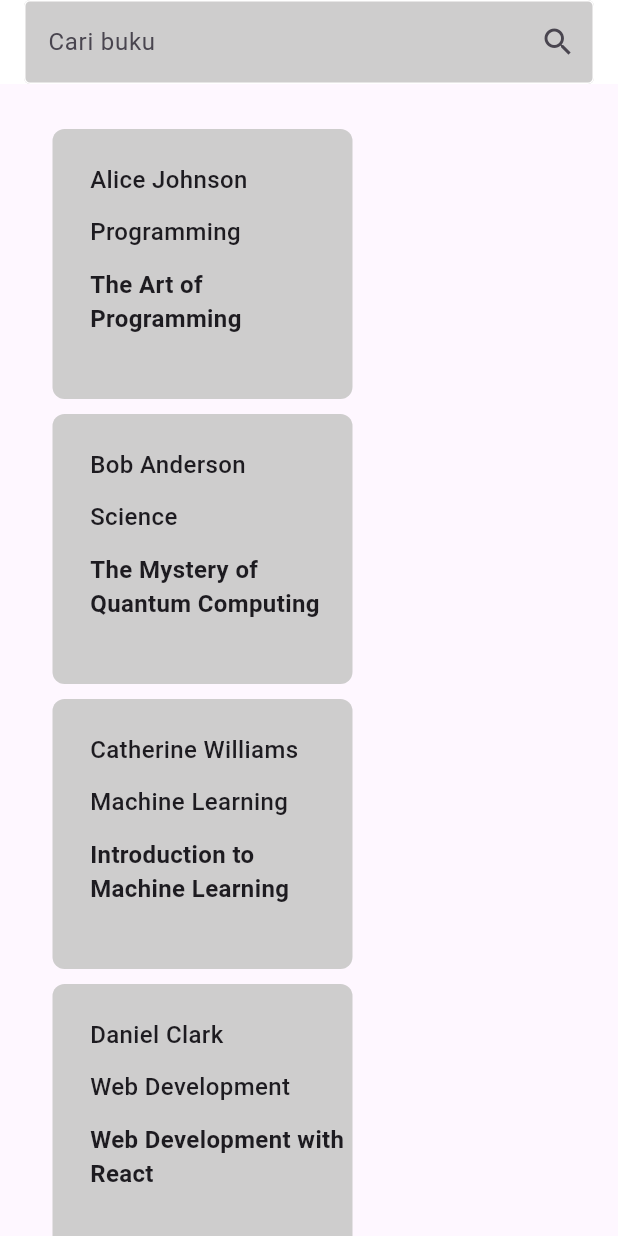
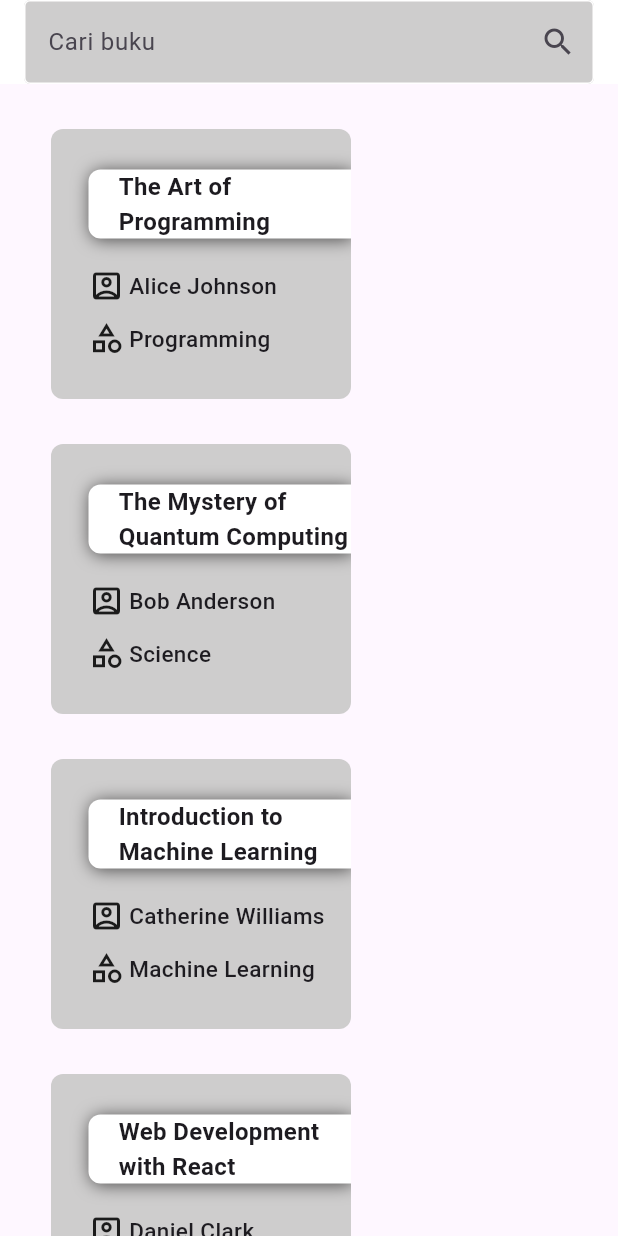
Before and after one commit to Naufal-0123/book-libraryNaufal-mobile-app, a Flutter app: the screen it shows after launch, on a phone screen of 412 x 824 dp. Run offline on Flutter 3.47's test engine with Material 3 defaults, Android fonts, the phone set to English and light mode, and no system bars; our stand-ins replace flutter_spinkit, get.

Commit message:
push hari ini

```diff
--- a/lib/app/modules/home/views/home_view.dart
+++ b/lib/app/modules/home/views/home_view.dart
@@ -36,13 +36,14 @@ class HomeView extends GetView<HomeController> {
             ),
             onChanged: (value) {
               controller.getSearch();
+              print(controller.search.text);
             },
           ),
         ),
         body: SafeArea(
           child: SingleChildScrollView(
             child: Padding(
-              padding: const EdgeInsets.only(left: 35, top: 30),
+                padding: const EdgeInsets.only(left: 34, top: 30),
                 child: FutureBuilder(
                   future: controller.readJson(),
                   builder: (context, snapshot) {
@@ -67,79 +68,118 @@ class HomeView extends GetView<HomeController> {
                         );
                       } else {
                         return Wrap(
-                          runSpacing: 10,
+                          runSpacing: 0,
                           spacing: 16,
-                          children: data
-                              .map((e) => Column(
+                          children: data.map((e) => buildBookItem(e)).toList(),
+                        );
+                      }
+                    } else {
+                      return Container(
+                        margin: EdgeInsets.only(top: 350),
+                        child: Center(
+                          child: SpinKitFadingCube(
+                            size: 60,
+                            itemBuilder: (BuildContext context, int index) {
+                              return DecoratedBox(
+                                decoration: BoxDecoration(
+                                  color: Color.fromARGB(255, 66, 224, 8),
+                                ),
+                              );
+                            },
+                          ),
+                        ),
+                      );
+                    }
+                  },
+                )),
+          ),
+        ));
+  }
+}
+
+Widget buildBookItem(DataBuku e) {
+  return Column(
     children: [
       Container(
         width: 200,
         height: 180,
+        margin: EdgeInsets.only(bottom: 30),
         decoration: BoxDecoration(
-                                            // boxShadow: [
-                                            //   BoxShadow(
-                                            //     color: const Color.fromARGB(
-                                            //         255, 77, 76, 76),
-                                            //     blurRadius: 9,
-                                            //     offset: Offset(2, 2),
-                                            //   )
-                                            // ],
-                                            borderRadius:
-                                                BorderRadius.circular(8),
-                                            color: Color.fromARGB(
-                                                255, 206, 205, 205)),
+          borderRadius: BorderRadius.circular(8),
+          color: Color.fromARGB(255, 206, 205, 205),
+        ),
         child: Column(
           children: [
             Container(
-                                              padding: EdgeInsets.fromLTRB(
-                                                  25, 20, 0, 0),
+              padding: EdgeInsets.fromLTRB(25, 20, 0, 0),
               child: Column(
                 children: [
                   Container(
+                    decoration: BoxDecoration(
+                      boxShadow: [
+                        BoxShadow(
+                          color: const Color.fromARGB(255, 77, 76, 76),
+                          blurRadius: 9,
+                          offset: Offset(1, 1),
+                        )
+                      ],
+                      borderRadius: BorderRadius.only(
+                        topLeft: Radius.circular(8),
+                        bottomLeft: Radius.circular(8),
+                      ),
+                      color: Colors.white,
+                    ),
+                    width: 200,
                     margin: EdgeInsets.only(
-                                                        top: 2, bottom: 10),
-                                                    alignment:
-                                                        Alignment.centerLeft,
+                      top: 7,
+                      bottom: 10,
+                    ),
+                    child: Container(
+                      margin: EdgeInsets.only(left: 20),
+                      alignment: Alignment.centerLeft,
                       child: Text(
-                                                      e.author,
+                        e.title,
                         style: TextStyle(
-                                                          fontSize: 16,
-                                                          fontWeight:
-                                                              FontWeight.w500),
-                                                    ),
-                                                  ),
-                                                  Container(
-                                                    margin: EdgeInsets.only(
-                                                        top: 2, bottom: 10),
-                                                    child: Container(
-                                                      alignment:
-                                                          Alignment.centerLeft,
-                                                      child: Text(
-                                                        e.category,
-                                                        style: TextStyle(
-                                                            fontSize: 16,
-                                                            fontWeight:
-                                                                FontWeight
-                                                                    .w500),
+                            fontSize: 16, fontWeight: FontWeight.w600),
                       ),
                     ),
                   ),
                   Container(
-                                                    margin: EdgeInsets.only(
-                                                        top: 2, bottom: 10),
-                                                    child: Container(
-                                                      alignment:
-                                                          Alignment.centerLeft,
+                    margin: EdgeInsets.only(top: 8),
+                    child: Row(
+                      children: [
+                        Icon(Icons.account_box_outlined),
+                        Container(
+                          margin: EdgeInsets.only(top: 3, bottom: 3, left: 3),
+                          alignment: Alignment.centerLeft,
                           child: Text(
-                                                        e.title,
+                            e.author,
                             style: TextStyle(
-                                                            fontSize: 16,
-                                                            fontWeight:
-                                                                FontWeight
-                                                                    .w600),
+                                fontSize: 15, fontWeight: FontWeight.w500),
                           ),
                         ),
-                                                  )
+                      ],
+                    ),
+                  ),
+                  Container(
+                    margin: EdgeInsets.only(top: 8),
+                    child: Row(
+                      children: [
+                        Icon(Icons.category_outlined),
+                        Container(
+                          margin: EdgeInsets.only(top: 3, bottom: 3, left: 3),
+                          child: Container(
+                            alignment: Alignment.centerLeft,
+                            child: Text(
+                              e.category,
+                              style: TextStyle(
+                                  fontSize: 15, fontWeight: FontWeight.w500),
+                            ),
+                          ),
+                        ),
+                      ],
+                    ),
+                  ),
                 ],
               ),
             )
@@ -147,16 +187,5 @@ class HomeView extends GetView<HomeController> {
         ),
       ),
     ],
-                                  ))
-                              .toList());
+  );
 }
-                  } else {
-                    return Container();
-                  }
-                },
-              ),
-            ),
-          ),
-        ));
-  }
-}
```
Also changed, not shown: lib/app/modules/home/controllers/home_controller.dart (+52 -17 lines). Lines whose indentation alone changed are shown as unchanged.
